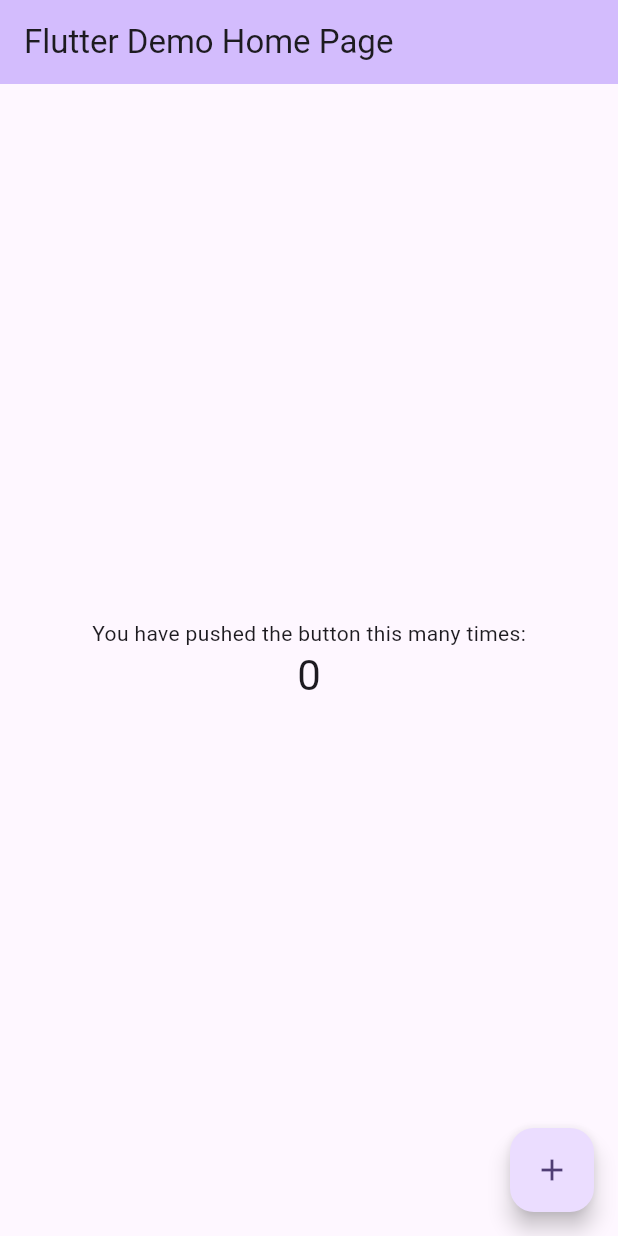
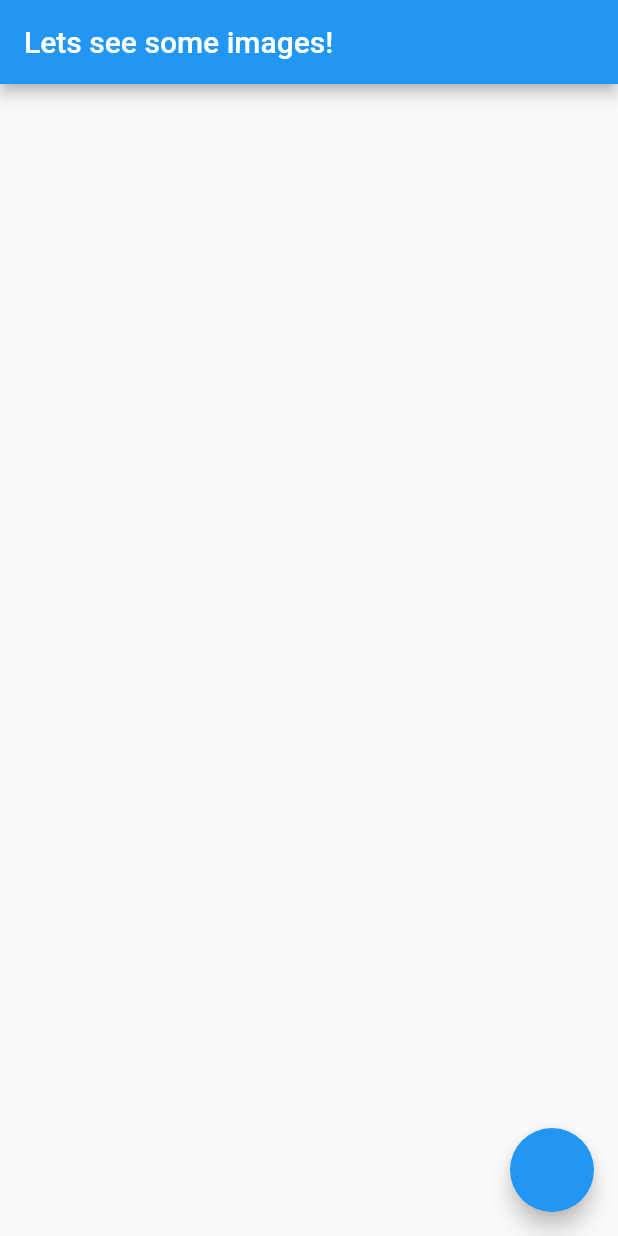
Before and after one commit to Maichonok/Flutter-project, a Flutter app: the screen it shows after launch, on a phone screen of 412 x 824 dp. Run offline on Flutter 3.47's test engine with Material 3 defaults, Android fonts, the phone set to English and light mode, and no system bars.

Commit message:
add appBar and button

```diff
--- a/lib/main.dart
+++ b/lib/main.dart
@@ -1,122 +1,17 @@
 import 'package:flutter/material.dart';
 
 void main() {
-  runApp(const MyApp());
+  var app = MaterialApp(
+    theme: ThemeData(useMaterial3: false),
+    home: Scaffold(
+      floatingActionButton: FloatingActionButton(
+        onPressed: () {
+          print('Hi there');
+        },
+      ),
+      appBar: AppBar(title: Text('Lets see some images!')),
+    ),
+  );
+
+  runApp(app);
 }
-
-class MyApp extends StatelessWidget {
-  const MyApp({super.key});
-
-  // This widget is the root of your application.
-  @override
-  Widget build(BuildContext context) {
-    return MaterialApp(
-      title: 'Flutter Demo',
-      theme: ThemeData(
-        // This is the theme of your application.
-        //
-        // TRY THIS: Try running your application with "flutter run". You'll see
-        // the application has a purple toolbar. Then, without quitting the app,
-        // try changing the seedColor in the colorScheme below to Colors.green
-        // and then invoke "hot reload" (save your changes or press the "hot
-        // reload" button in a Flutter-supported IDE, or press "r" if you used
-        // the command line to start the app).
-        //
-        // Notice that the counter didn't reset back to zero; the application
-        // state is not lost during the reload. To reset the state, use hot
-        // restart instead.
-        //
-        // This works for code too, not just values: Most code changes can be
-        // tested with just a hot reload.
-        colorScheme: ColorScheme.fromSeed(seedColor: Colors.deepPurple),
-      ),
-      home: const MyHomePage(title: 'Flutter Demo Home Page'),
-    );
-  }
-}
-
-class MyHomePage extends StatefulWidget {
-  const MyHomePage({super.key, required this.title});
-
-  // This widget is the home page of your application. It is stateful, meaning
-  // that it has a State object (defined below) that contains fields that affect
-  // how it looks.
-
-  // This class is the configuration for the state. It holds the values (in this
-  // case the title) provided by the parent (in this case the App widget) and
-  // used by the build method of the State. Fields in a Widget subclass are
-  // always marked "final".
-
-  final String title;
-
-  @override
-  State<MyHomePage> createState() => _MyHomePageState();
-}
-
-class _MyHomePageState extends State<MyHomePage> {
-  int _counter = 0;
-
-  void _incrementCounter() {
-    setState(() {
-      // This call to setState tells the Flutter framework that something has
-      // changed in this State, which causes it to rerun the build method below
-      // so that the display can reflect the updated values. If we changed
-      // _counter without calling setState(), then the build method would not be
-      // called again, and so nothing would appear to happen.
-      _counter++;
-    });
-  }
-
-  @override
-  Widget build(BuildContext context) {
-    // This method is rerun every time setState is called, for instance as done
-    // by the _incrementCounter method above.
-    //
-    // The Flutter framework has been optimized to make rerunning build methods
-    // fast, so that you can just rebuild anything that needs updating rather
-    // than having to individually change instances of widgets.
-    return Scaffold(
-      appBar: AppBar(
-        // TRY THIS: Try changing the color here to a specific color (to
-        // Colors.amber, perhaps?) and trigger a hot reload to see the AppBar
-        // change color while the other colors stay the same.
-        backgroundColor: Theme.of(context).colorScheme.inversePrimary,
-        // Here we take the value from the MyHomePage object that was created by
-        // the App.build method, and use it to set our appbar title.
-        title: Text(widget.title),
-      ),
-      body: Center(
-        // Center is a layout widget. It takes a single child and positions it
-        // in the middle of the parent.
-        child: Column(
-          // Column is also a layout widget. It takes a list of children and
-          // arranges them vertically. By default, it sizes itself to fit its
-          // children horizontally, and tries to be as tall as its parent.
-          //
-          // Column has various properties to control how it sizes itself and
-          // how it positions its children. Here we use mainAxisAlignment to
-          // center the children vertically; the main axis here is the vertical
-          // axis because Columns are vertical (the cross axis would be
-          // horizontal).
-          //
-          // TRY THIS: Invoke "debug painting" (choose the "Toggle Debug Paint"
-          // action in the IDE, or press "p" in the console), to see the
-          // wireframe for each widget.
-          mainAxisAlignment: MainAxisAlignment.center,
-          children: <Widget>[
-            const Text('You have pushed the button this many times:'),
-            Text(
-              '$_counter',
-              style: Theme.of(context).textTheme.headlineMedium,
-            ),
-          ],
-        ),
-      ),
-      floatingActionButton: FloatingActionButton(
-        onPressed: _incrementCounter,
-        tooltip: 'Increment',
-        child: const Icon(Icons.add),
-      ), // This trailing comma makes auto-formatting nicer for build methods.
-    );
-  }
-}
```
Also changed, not shown: 2 other files.
